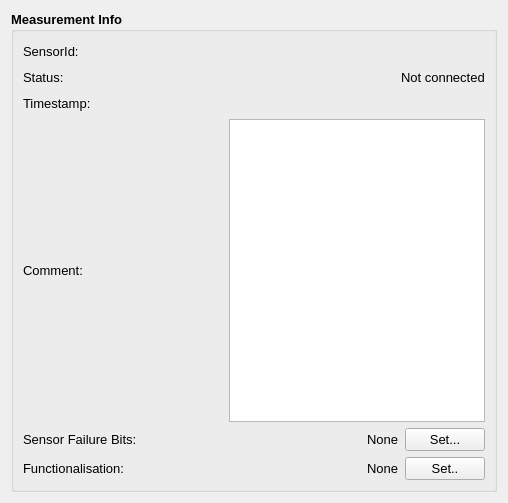
Old version of the form app/widgets/infowidget.ui in the repository Tilagiho/eNoseAnnotator.
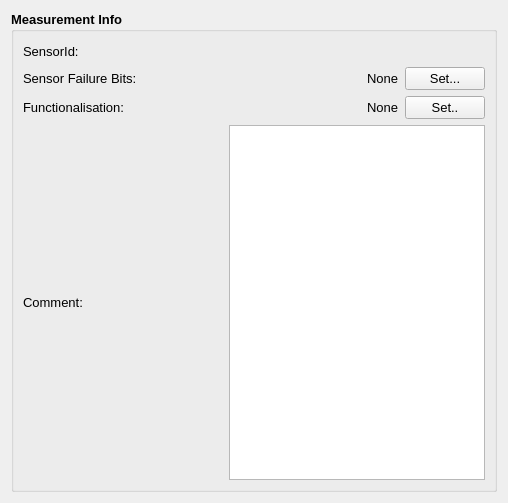
New version of the form.

The edit to the form file:
```diff
--- a/app/widgets/infowidget.ui
+++ b/app/widgets/infowidget.ui
@@ -12,8 +12,8 @@
   </property>
   <property name="minimumSize">
    <size>
-    <width>264</width>
-    <height>392</height>
+    <width>150</width>
+    <height>200</height>
    </size>
   </property>
   <property name="font">
@@ -98,168 +98,6 @@
           </item>
          </layout>
         </item>
-        <item>
-         <layout class="QHBoxLayout" name="statusLayout">
-          <item>
-           <widget class="QLabel" name="statusText">
-            <property name="font">
-             <font>
-              <pointsize>10</pointsize>
-              <weight>50</weight>
-              <bold>false</bold>
-             </font>
-            </property>
-            <property name="text">
-             <string>Status:</string>
-            </property>
-           </widget>
-          </item>
-          <item>
-           <spacer name="statusSpacer">
-            <property name="font">
-             <font>
-              <pointsize>10</pointsize>
-              <weight>75</weight>
-              <bold>true</bold>
-             </font>
-            </property>
-            <property name="orientation">
-             <enum>Qt::Horizontal</enum>
-            </property>
-            <property name="sizeHint" stdset="0">
-             <size>
-              <width>40</width>
-              <height>20</height>
-             </size>
-            </property>
-           </spacer>
-          </item>
-          <item>
-           <widget class="QLabel" name="statusLabel">
-            <property name="font">
-             <font>
-              <pointsize>10</pointsize>
-              <weight>50</weight>
-              <bold>false</bold>
-             </font>
-            </property>
-            <property name="text">
-             <string>Not connected</string>
-            </property>
-           </widget>
-          </item>
-         </layout>
-        </item>
-        <item>
-         <layout class="QHBoxLayout" name="horizontalLayout">
-          <item>
-           <widget class="QLabel" name="startText">
-            <property name="font">
-             <font>
-              <pointsize>10</pointsize>
-              <weight>50</weight>
-              <bold>false</bold>
-             </font>
-            </property>
-            <property name="text">
-             <string>Timestamp:</string>
-            </property>
-           </widget>
-          </item>
-          <item>
-           <spacer name="startSpacer">
-            <property name="font">
-             <font>
-              <pointsize>10</pointsize>
-              <weight>75</weight>
-              <bold>true</bold>
-             </font>
-            </property>
-            <property name="orientation">
-             <enum>Qt::Horizontal</enum>
-            </property>
-            <property name="sizeHint" stdset="0">
-             <size>
-              <width>40</width>
-              <height>20</height>
-             </size>
-            </property>
-           </spacer>
-          </item>
-          <item>
-           <widget class="QLabel" name="startLabel">
-            <property name="sizePolicy">
-             <sizepolicy hsizetype="Maximum" vsizetype="Maximum">
-              <horstretch>0</horstretch>
-              <verstretch>0</verstretch>
-             </sizepolicy>
-            </property>
-            <property name="font">
-             <font>
-              <pointsize>10</pointsize>
-              <weight>50</weight>
-              <bold>false</bold>
-             </font>
-            </property>
-            <property name="text">
-             <string/>
-            </property>
-           </widget>
-          </item>
-         </layout>
-        </item>
-        <item>
-         <layout class="QHBoxLayout" name="horizontalLayout_4">
-          <item>
-           <widget class="QLabel" name="commentText">
-            <property name="font">
-             <font>
-              <pointsize>10</pointsize>
-              <weight>50</weight>
-              <bold>false</bold>
-             </font>
-            </property>
-            <property name="text">
-             <string>Comment:</string>
-            </property>
-           </widget>
-          </item>
-          <item>
-           <spacer name="commentSpacer">
-            <property name="font">
-             <font>
-              <pointsize>10</pointsize>
-              <weight>75</weight>
-              <bold>true</bold>
-             </font>
-            </property>
-            <property name="orientation">
-             <enum>Qt::Horizontal</enum>
-            </property>
-            <property name="sizeType">
-             <enum>QSizePolicy::Expanding</enum>
-            </property>
-            <property name="sizeHint" stdset="0">
-             <size>
-              <width>40</width>
-              <height>20</height>
-             </size>
-            </property>
-           </spacer>
-          </item>
-          <item>
-           <widget class="QTextEdit" name="commentTextEdit">
-            <property name="font">
-             <font>
-              <pointsize>10</pointsize>
-              <weight>50</weight>
-              <bold>false</bold>
-             </font>
-            </property>
-           </widget>
-          </item>
-         </layout>
-        </item>
         <item>
          <layout class="QHBoxLayout" name="horizontalLayout_3">
           <item>
@@ -332,9 +170,7 @@
           </item>
          </layout>
         </item>
-       </layout>
-      </item>
-      <item row="1" column="0">
+        <item>
        <layout class="QHBoxLayout" name="horizontalLayout_5">
         <item>
          <widget class="QLabel" name="label">
@@ -389,6 +225,60 @@
            <string>Set..</string>
           </property>
          </widget>
+          </item>
+         </layout>
+        </item>
+        <item>
+         <layout class="QHBoxLayout" name="horizontalLayout_4">
+          <item>
+           <widget class="QLabel" name="commentText">
+            <property name="font">
+             <font>
+              <pointsize>10</pointsize>
+              <weight>50</weight>
+              <bold>false</bold>
+             </font>
+            </property>
+            <property name="text">
+             <string>Comment:</string>
+            </property>
+           </widget>
+          </item>
+          <item>
+           <spacer name="commentSpacer">
+            <property name="font">
+             <font>
+              <pointsize>10</pointsize>
+              <weight>75</weight>
+              <bold>true</bold>
+             </font>
+            </property>
+            <property name="orientation">
+             <enum>Qt::Horizontal</enum>
+            </property>
+            <property name="sizeType">
+             <enum>QSizePolicy::Expanding</enum>
+            </property>
+            <property name="sizeHint" stdset="0">
+             <size>
+              <width>40</width>
+              <height>20</height>
+             </size>
+            </property>
+           </spacer>
+          </item>
+          <item>
+           <widget class="QTextEdit" name="commentTextEdit">
+            <property name="font">
+             <font>
+              <pointsize>10</pointsize>
+              <weight>50</weight>
+              <bold>false</bold>
+             </font>
+            </property>
+           </widget>
+          </item>
+         </layout>
         </item>
        </layout>
       </item>
```
Lines whose indentation alone changed are shown as unchanged.
